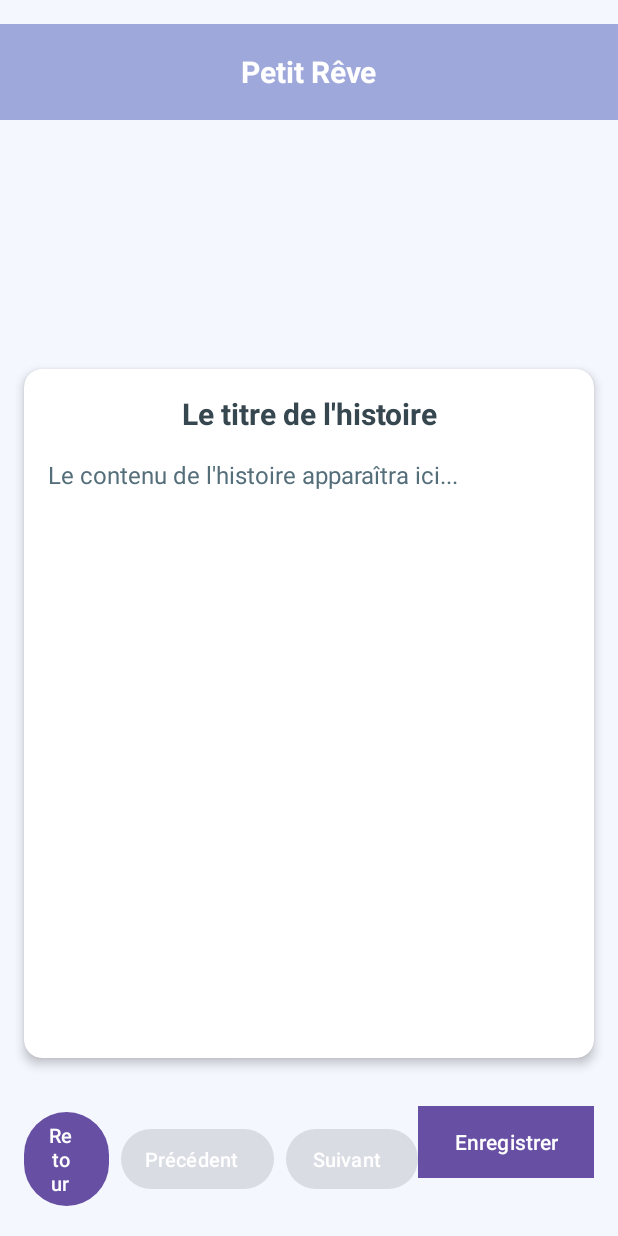
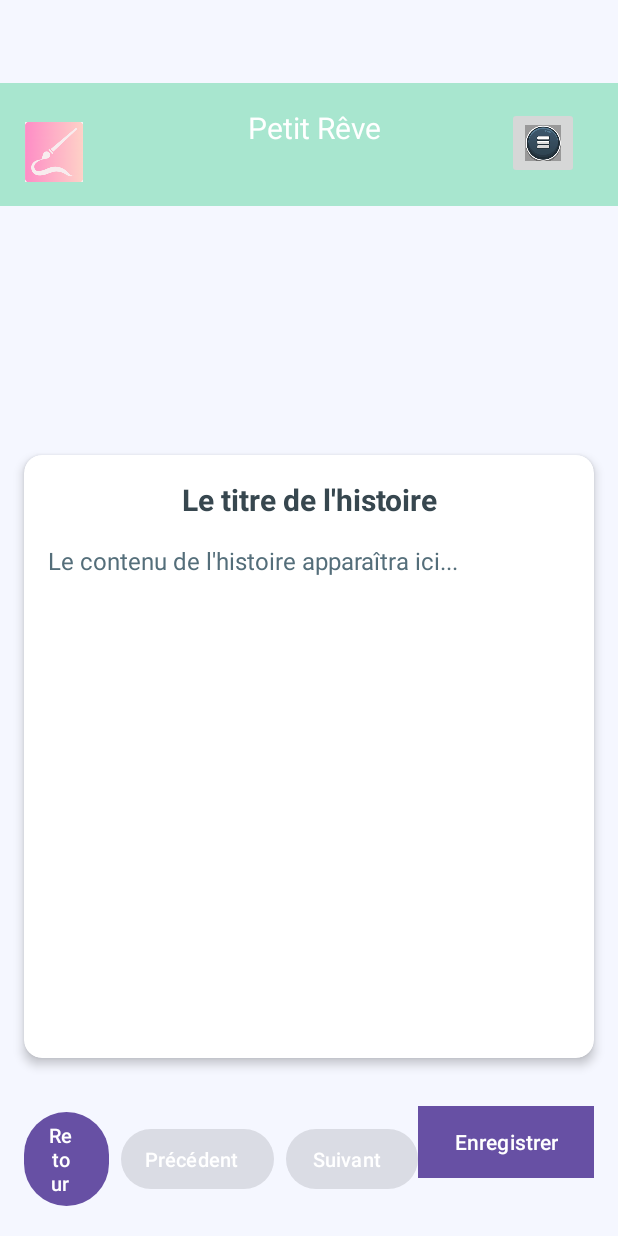
Before and after one commit to mvnu6/Petit_Reve, an Android app: the StoryActivity screen opened directly, with no data from a screen before it, on a phone screen of 412 x 824 dp. Run offline under Robolectric (Android 15) with nearby library versions, the phone set to English and light mode, and no system bars.

Commit message:
redirection logo dans le main + le son reglable sur toute les page

```diff
--- a/app/src/main/java/com/example/petit_reve/StoryActivity.java
+++ b/app/src/main/java/com/example/petit_reve/StoryActivity.java
@@ -8,6 +8,7 @@ import android.widget.Button;
 import android.widget.ImageView;
 import android.widget.TextView;
 import android.widget.Toast;
+import android.widget.ImageButton;
 
 import androidx.appcompat.app.AppCompatActivity;
 
@@ -45,7 +46,7 @@ public class StoryActivity extends AppCompatActivity {
     protected void onCreate(Bundle savedInstanceState) {
         super.onCreate(savedInstanceState);
         setContentView(R.layout.activity_story);
-
+        ImageView logoButton = findViewById(R.id.logoImage);  // Récupérer l'ID du logo dans le header
         // Initialiser les vues
         storyTitleTextView = findViewById(R.id.story_title);
         storyContentTextView = findViewById(R.id.story_content);
@@ -58,6 +59,15 @@ public class StoryActivity extends AppCompatActivity {
 
         nextButton.setEnabled(false);
         prevButton.setEnabled(false);
+
+        // Ajouter le bouton du menu à partir du header inclus
+        ImageButton menuButton = findViewById(R.id.menuButton); // Assurez-vous que l'id correspond à celui du bouton dans activity_header.xml
+
+        // Définir l'action du bouton de menu
+        menuButton.setOnClickListener(v -> {
+            // Afficher le menu
+            MenuActivity.showMenu(StoryActivity.this, v); // Appel à la méthode showMenu de MenuActivity pour afficher le menu
+        });
 
         // Récupérer l'histoire de l'intent
         String storyText = getIntent().getStringExtra("STORY");
@@ -80,7 +90,11 @@ public class StoryActivity extends AppCompatActivity {
 
         // Configurer les boutons
         backButton.setOnClickListener(v -> finish());  // Retourner à l'activité précédente
-
+        logoButton.setOnClickListener(v -> {
+            // Créer un Intent pour ouvrir l'activité principale (MainActivity)
+            Intent intent = new Intent(StoryActivity.this, MainActivity.class);
+            startActivity(intent);  // Démarrer l'activité principale
+        });
         nextButton.setOnClickListener(v -> {
             if (currentParagraphIndex < storyParagraphs.length - 1) {
                 currentParagraphIndex++;
--- a/app/src/main/res/layout/activity_story.xml
+++ b/app/src/main/res/layout/activity_story.xml
@@ -7,36 +7,29 @@
     android:background="@color/pastel_background"
     tools:context=".StoryActivity">
 
-    <androidx.appcompat.widget.Toolbar
-        android:id="@+id/toolbar"
+    <!-- Inclure le header contenant le menu -->
+    <include
+        android:id="@+id/header"
+        layout="@layout/activity_header"
         android:layout_width="match_parent"
-        android:layout_height="?attr/actionBarSize"
-        android:layout_marginTop="16dp"
-        android:background="@color/pastel_primary"
+        android:layout_height="wrap_content"
         app:layout_constraintTop_toTopOf="parent"
-        tools:layout_editor_absoluteX="0dp">
+        app:layout_constraintStart_toStartOf="parent"
+        app:layout_constraintEnd_toEndOf="parent"
+        android:layout_marginTop="55dp" />
 
-        <TextView
-            android:layout_width="wrap_content"
-            android:layout_height="wrap_content"
-            android:layout_gravity="center"
-            android:text="Petit Rêve"
-            android:textColor="@android:color/white"
-            android:textSize="20sp"
-            android:textStyle="bold" />
-
-    </androidx.appcompat.widget.Toolbar>
-
+    <!-- Image de l'histoire -->
     <ImageView
         android:id="@+id/story_image"
         android:layout_width="0dp"
         android:layout_height="150dp"
         android:scaleType="centerCrop"
         android:contentDescription="Image d'illustration pour l'histoire"
-        app:layout_constraintTop_toBottomOf="@id/toolbar"
+        app:layout_constraintTop_toBottomOf="@id/header"
         app:layout_constraintStart_toStartOf="parent"
         app:layout_constraintEnd_toEndOf="parent"/>
 
+    <!-- CardView contenant l'histoire -->
     <androidx.cardview.widget.CardView
         android:id="@+id/story_card"
         android:layout_width="0dp"
@@ -83,6 +76,7 @@
         </LinearLayout>
     </androidx.cardview.widget.CardView>
 
+    <!-- Panel d'actions en bas -->
     <LinearLayout
         android:id="@+id/bottom_action_panel"
         android:layout_width="match_parent"
```
Also changed, not shown: app/src/main/java/com/example/petit_reve/OpenAiActivity.java (+40 -14 lines), app/src/main/java/com/example/petit_reve/SavedStoriesActivity.java (+21 -0 lines), app/src/main/java/com/example/petit_reve/StoryDetailActivity.java (+24 -0 lines).
